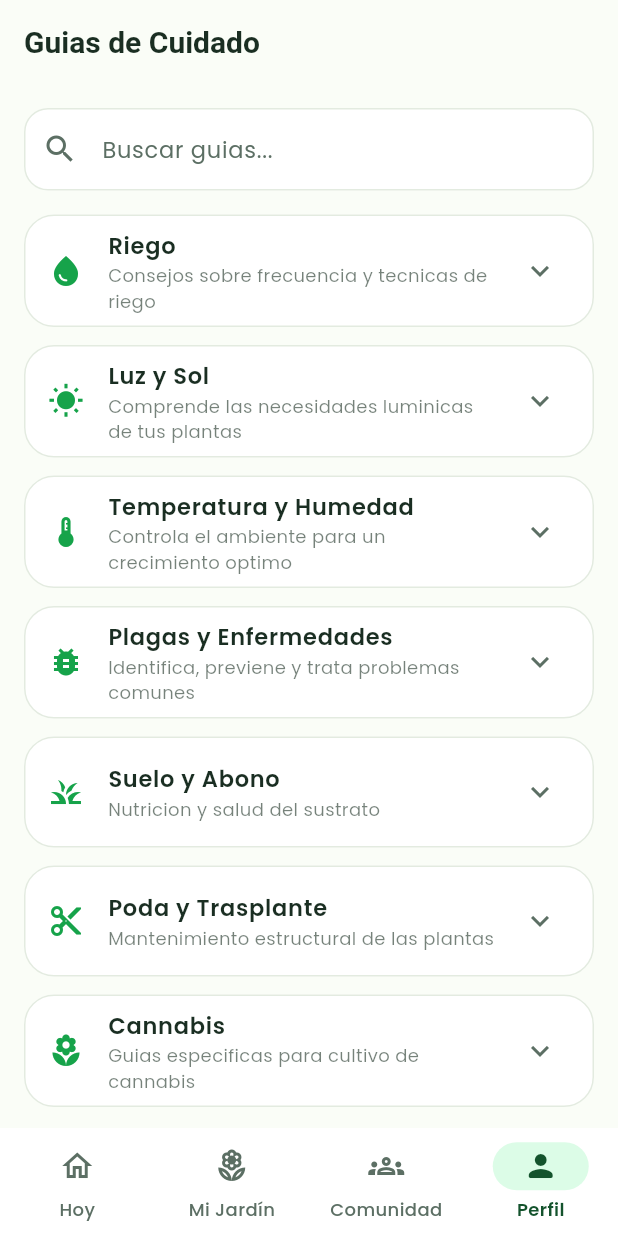
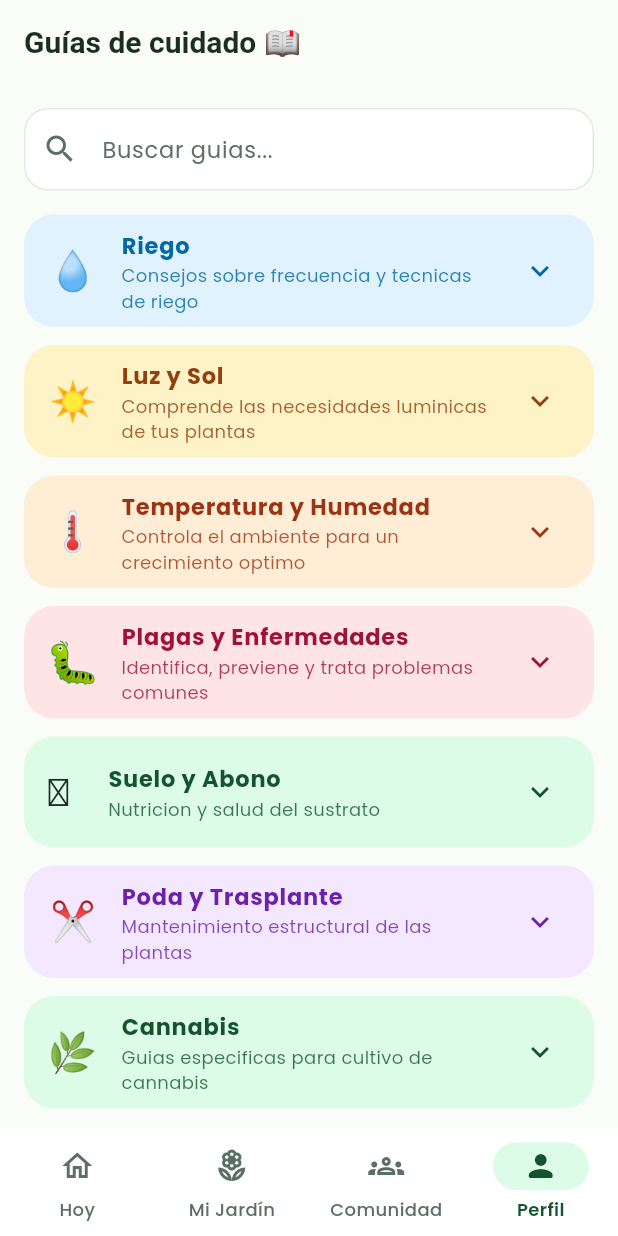
Before and after one commit to ibsorn/Planticula, a Flutter app: the GuidesScreen screen opened by its route, on a phone screen of 412 x 824 dp. Run offline on Flutter 3.47's test engine with Material 3 defaults, Android fonts, the phone set to English and light mode, and no system bars; our stand-ins replace confetti, equatable, flutter_bloc, flutter_dotenv, geolocator, get_it and 5 more; accounts and stored records are empty.

Commit message:
Polish: restyled community cards, colorful guide categories, confetti
- PestAlertCard: pill distance badge, emoji placeholder, confirmation chip
- MarketplaceListingCard: pill type badge, bigger price, emoji category
  and distance labels
- Guides: each category tinted with its domain color (water, sun, soil,
  pest, market) with emoji headers
- Today: confetti celebration (confetti package) when the user completes
  the last care task of the day

Generated with [Devin](https://cli.devin.ai/docs)

Co-Authored-By: Devin <158243242+devin-ai-integration[bot]@users.noreply.github.com>

```diff
--- a/lib/features/guides/presentation/screens/guides_screen.dart
+++ b/lib/features/guides/presentation/screens/guides_screen.dart
@@ -1,4 +1,5 @@
 import 'package:flutter/material.dart';
+import 'package:planticula/core/theme/app_colors.dart';
 
 class GuidesScreen extends StatefulWidget {
   const GuidesScreen({super.key});
@@ -29,7 +30,7 @@ class _GuidesScreenState extends State<GuidesScreen> {
 
     return Scaffold(
       appBar: AppBar(
-        title: const Text('Guias de Cuidado'),
+        title: const Text('Guías de cuidado 📖'),
       ),
       body: Column(
         children: [
@@ -113,6 +114,10 @@ class _GuidesScreenState extends State<GuidesScreen> {
       title: 'Riego',
       subtitle: 'Consejos sobre frecuencia y tecnicas de riego',
       tips: filteredTips,
+      emoji: '💧',
+      accent: AppColors.water,
+      deep: AppColors.waterDeep,
+      soft: AppColors.waterSoft,
     );
   }
 
@@ -151,6 +156,10 @@ class _GuidesScreenState extends State<GuidesScreen> {
       title: 'Luz y Sol',
       subtitle: 'Comprende las necesidades luminicas de tus plantas',
       tips: filteredTips,
+      emoji: '☀️',
+      accent: AppColors.sun,
+      deep: AppColors.sunDeep,
+      soft: AppColors.sunSoft,
     );
   }
 
@@ -189,6 +198,10 @@ class _GuidesScreenState extends State<GuidesScreen> {
       title: 'Temperatura y Humedad',
       subtitle: 'Controla el ambiente para un crecimiento optimo',
       tips: filteredTips,
+      emoji: '🌡️',
+      accent: AppColors.soil,
+      deep: AppColors.soilDeep,
+      soft: AppColors.soilSoft,
     );
   }
 
@@ -227,6 +240,10 @@ class _GuidesScreenState extends State<GuidesScreen> {
       title: 'Plagas y Enfermedades',
       subtitle: 'Identifica, previene y trata problemas comunes',
       tips: filteredTips,
+      emoji: '🐛',
+      accent: AppColors.pest,
+      deep: AppColors.pestDeep,
+      soft: AppColors.pestSoft,
     );
   }
 
@@ -265,6 +282,7 @@ class _GuidesScreenState extends State<GuidesScreen> {
       title: 'Suelo y Abono',
       subtitle: 'Nutricion y salud del sustrato',
       tips: filteredTips,
+      emoji: '🪨',
     );
   }
 
@@ -303,6 +321,10 @@ class _GuidesScreenState extends State<GuidesScreen> {
       title: 'Poda y Trasplante',
       subtitle: 'Mantenimiento estructural de las plantas',
       tips: filteredTips,
+      emoji: '✂️',
+      accent: AppColors.market,
+      deep: AppColors.marketDeep,
+      soft: AppColors.marketSoft,
     );
   }
 
@@ -368,47 +390,62 @@ class _GuidesScreenState extends State<GuidesScreen> {
     required String title,
     required String subtitle,
     required List<_GuideTip> tips,
+    String emoji = '🌿',
+    Color accent = AppColors.primary,
+    Color deep = AppColors.primaryDeep,
+    Color soft = AppColors.primarySoft,
   }) {
     if (tips.isEmpty) {
       return const SizedBox.shrink();
     }
 
-    return Card(
+    final bg = AppColors.softOf(context, accent, soft);
+    final fg = AppColors.onSoftOf(context, deep, accent);
+
+    return Container(
       margin: const EdgeInsets.only(bottom: 12),
+      decoration: BoxDecoration(
+        color: bg,
+        borderRadius: BorderRadius.circular(20),
+      ),
+      clipBehavior: Clip.antiAlias,
+      child: Theme(
+        data: Theme.of(context).copyWith(dividerColor: Colors.transparent),
         child: ExpansionTile(
-        leading: Icon(
-          icon,
-          color: colorScheme.primary,
-        ),
+          leading: Text(emoji, style: const TextStyle(fontSize: 26)),
+          iconColor: fg,
+          collapsedIconColor: fg,
           title: Text(
             title,
             style: TextStyle(
-            fontWeight: FontWeight.w600,
-            color: colorScheme.onSurface,
+              fontWeight: FontWeight.w700,
+              color: fg,
             ),
           ),
           subtitle: Text(
             subtitle,
             style: TextStyle(
               fontSize: 12,
-            color: colorScheme.onSurface.withAlpha(153),
+              color: fg.withValues(alpha: 0.8),
             ),
           ),
-        children: tips.map((tip) => _buildTipCard(tip, colorScheme)).toList(),
+          children:
+              tips.map((tip) => _buildTipCard(tip, colorScheme, accent)).toList(),
+        ),
       ),
     );
   }
 
-  Widget _buildTipCard(_GuideTip tip, ColorScheme colorScheme) {
+  Widget _buildTipCard(_GuideTip tip, ColorScheme colorScheme, Color accent) {
     return Padding(
       padding: const EdgeInsets.symmetric(horizontal: 16, vertical: 4),
       child: Card(
-        elevation: 1,
+        elevation: 0,
         color: colorScheme.surface,
         child: ListTile(
           leading: Icon(
             tip.icon,
-            color: colorScheme.secondary,
+            color: accent,
           ),
           title: Text(
             tip.title,
--- a/pubspec.yaml
+++ b/pubspec.yaml
@@ -60,6 +60,7 @@ dependencies:
   intl: ^0.20.2
   logger: ^2.0.2+1
   http: ^1.6.0
+  confetti: ^0.8.0
 
 dev_dependencies:
   flutter_test:
```
Also changed, not shown: lib/features/marketplace/presentation/widgets/marketplace_listing_card.dart (+29 -30 lines), lib/features/pest_alerts/presentation/widgets/pest_alert_card.dart (+13 -51 lines), lib/features/today/presentation/screens/today_screen.dart (+61 -1 lines), pubspec.lock. Lines whose indentation alone changed are shown as unchanged.
